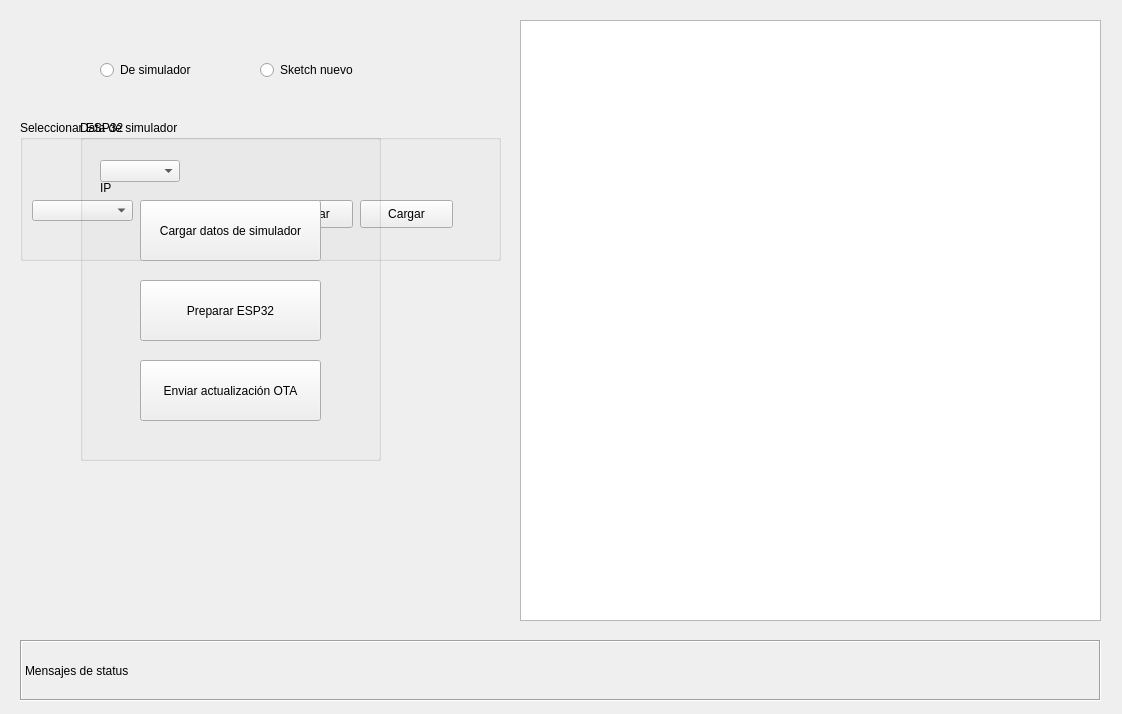
Before: the Qt Designer form src/ota_tab.ui in pu19249/robotat-gui, drawn with Qt 5.
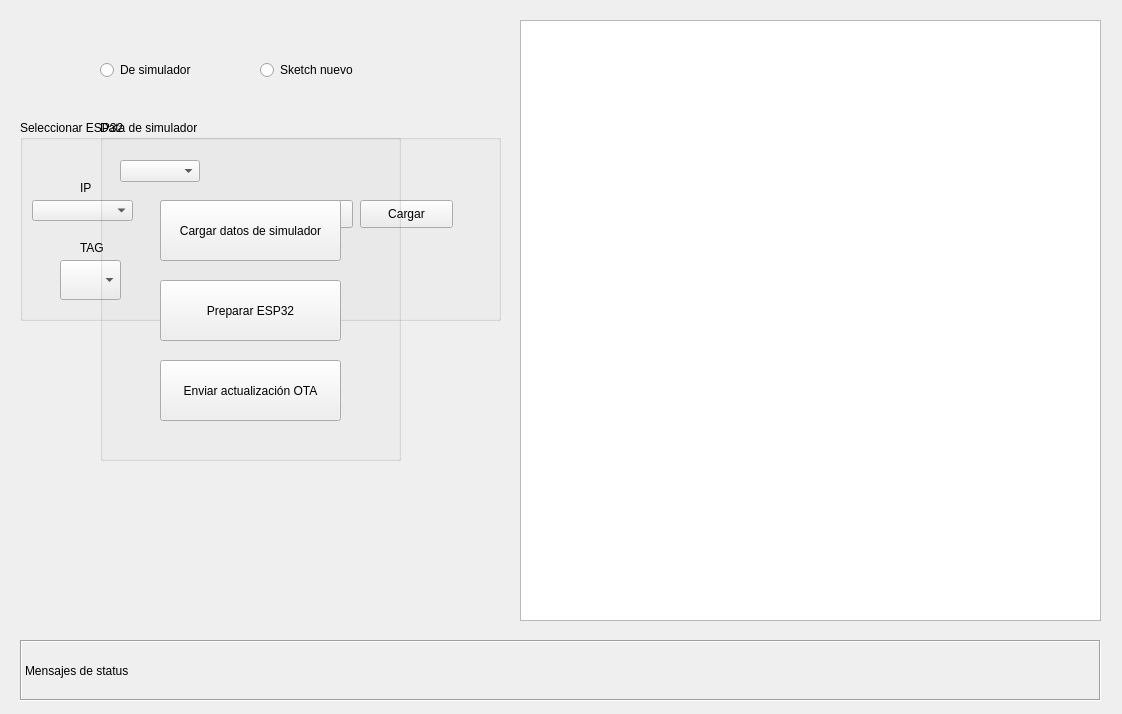
After: the same form once the commit is applied.

The edit to the form file:
```diff
--- a/src/ota_tab.ui
+++ b/src/ota_tab.ui
@@ -22,7 +22,7 @@
      <x>20</x>
      <y>120</y>
      <width>481</width>
-     <height>141</height>
+     <height>201</height>
     </rect>
    </property>
    <property name="title">
@@ -96,7 +96,7 @@
    <widget class="QLabel" name="label_4">
     <property name="geometry">
      <rect>
-      <x>80</x>
+      <x>60</x>
       <y>60</y>
       <width>55</width>
       <height>16</height>
@@ -112,6 +112,35 @@
      <string>IP</string>
     </property>
    </widget>
+   <widget class="QComboBox" name="tag_list">
+    <property name="geometry">
+     <rect>
+      <x>40</x>
+      <y>140</y>
+      <width>61</width>
+      <height>40</height>
+     </rect>
+    </property>
+   </widget>
+   <widget class="QLabel" name="label_5">
+    <property name="geometry">
+     <rect>
+      <x>60</x>
+      <y>120</y>
+      <width>55</width>
+      <height>16</height>
+     </rect>
+    </property>
+    <property name="layoutDirection">
+     <enum>Qt::LeftToRight</enum>
+    </property>
+    <property name="frameShape">
+     <enum>QFrame::NoFrame</enum>
+    </property>
+    <property name="text">
+     <string>TAG</string>
+    </property>
+   </widget>
   </widget>
   <widget class="QRadioButton" name="from_new_sketch">
    <property name="geometry">
@@ -129,7 +158,7 @@
   <widget class="QGroupBox" name="simulator_group">
    <property name="geometry">
     <rect>
-     <x>80</x>
+     <x>100</x>
      <y>120</y>
      <width>301</width>
      <height>341</height>
```
Left out of the diff: 84 changed lines with no effect on the pictures.
